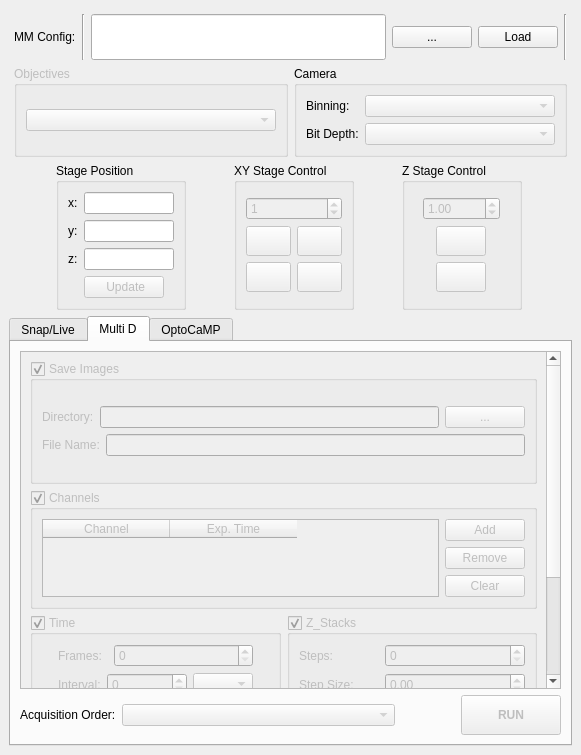
Above: micromanager_gui/micromanager_gui.ui from pymmcore-plus/napari-micromanager before the change. Below: the same form after it.
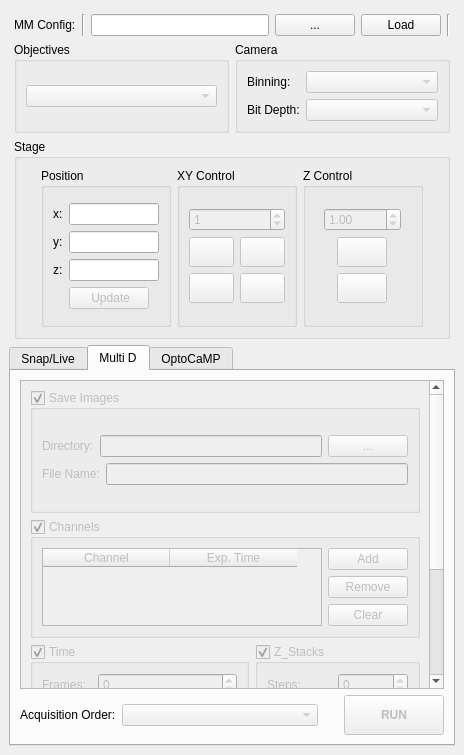
That is the form after the change. The open tabs and pages were chosen to show the change.

The edit to the form file:
```diff
--- a/micromanager_gui/micromanager_gui.ui
+++ b/micromanager_gui/micromanager_gui.ui
@@ -6,10 +6,16 @@
    <rect>
     <x>0</x>
     <y>0</y>
-    <width>581</width>
+    <width>464</width>
     <height>755</height>
    </rect>
   </property>
+  <property name="minimumSize">
+   <size>
+    <width>0</width>
+    <height>0</height>
+   </size>
+  </property>
   <property name="windowTitle">
    <string>MainWindow</string>
   </property>
@@ -111,7 +117,7 @@
             <item row="0" column="0">
              <widget class="QGroupBox" name="objective_groupBox">
               <property name="enabled">
-               <bool>false</bool>
+               <bool>true</bool>
               </property>
               <property name="title">
                <string>Objectives</string>
@@ -206,6 +212,18 @@
          </layout>
         </item>
         <item row="1" column="0">
+         <widget class="QGroupBox" name="groupBox_3">
+          <property name="minimumSize">
+           <size>
+            <width>0</width>
+            <height>200</height>
+           </size>
+          </property>
+          <property name="title">
+           <string>Stage</string>
+          </property>
+          <layout class="QGridLayout" name="gridLayout_41">
+           <item row="0" column="0">
          <layout class="QGridLayout" name="gridLayout_21">
           <property name="leftMargin">
            <number>0</number>
@@ -224,6 +242,12 @@
               <verstretch>0</verstretch>
              </sizepolicy>
             </property>
+               <property name="minimumSize">
+                <size>
+                 <width>0</width>
+                 <height>150</height>
+                </size>
+               </property>
             <property name="maximumSize">
              <size>
               <width>130</width>
@@ -231,7 +255,7 @@
              </size>
             </property>
             <property name="title">
-             <string>Stage Position</string>
+                <string>Position</string>
             </property>
             <layout class="QGridLayout" name="gridLayout_10">
              <item row="0" column="0">
@@ -328,6 +352,12 @@
               <verstretch>0</verstretch>
              </sizepolicy>
             </property>
+               <property name="minimumSize">
+                <size>
+                 <width>0</width>
+                 <height>150</height>
+                </size>
+               </property>
             <property name="maximumSize">
              <size>
               <width>120</width>
@@ -335,7 +365,7 @@
              </size>
             </property>
             <property name="title">
-             <string>XY Stage Control</string>
+                <string>XY Control</string>
             </property>
             <layout class="QGridLayout" name="gridLayout_7">
              <item row="0" column="0">
@@ -431,6 +461,12 @@
             <property name="enabled">
              <bool>true</bool>
             </property>
+               <property name="minimumSize">
+                <size>
+                 <width>0</width>
+                 <height>150</height>
+                </size>
+               </property>
             <property name="maximumSize">
              <size>
               <width>120</width>
@@ -438,7 +474,7 @@
              </size>
             </property>
             <property name="title">
-             <string>Z Stage Control</string>
+                <string>Z Control</string>
             </property>
             <layout class="QGridLayout" name="gridLayout_6">
              <item row="0" column="0">
@@ -503,12 +539,21 @@
          </layout>
         </item>
        </layout>
+         </widget>
+        </item>
+       </layout>
       </item>
       <item row="1" column="0">
        <widget class="QTabWidget" name="tabWidget">
         <property name="enabled">
          <bool>true</bool>
         </property>
+        <property name="minimumSize">
+         <size>
+          <width>0</width>
+          <height>0</height>
+         </size>
+        </property>
         <property name="currentIndex">
          <number>0</number>
         </property>
@@ -682,14 +727,11 @@
          <attribute name="title">
           <string>Multi D</string>
          </attribute>
+         <layout class="QGridLayout" name="gridLayout_57">
+          <item row="0" column="0">
          <layout class="QGridLayout" name="gridLayout_37">
           <item row="0" column="0">
-           <layout class="QGridLayout" name="gridLayout_16">
-            <item row="0" column="0">
              <widget class="QScrollArea" name="scrollArea">
-              <property name="enabled">
-               <bool>true</bool>
-              </property>
               <property name="widgetResizable">
                <bool>true</bool>
               </property>
@@ -698,7 +740,7 @@
                 <rect>
                  <x>0</x>
                  <y>0</y>
-                 <width>505</width>
+                 <width>454</width>
                  <height>594</height>
                 </rect>
                </property>
@@ -740,9 +782,9 @@
                         </layout>
                        </item>
                        <item row="0" column="0">
-                        <layout class="QHBoxLayout" name="horizontalLayout">
+                        <layout class="QHBoxLayout" name="horizontalLayout_6">
                          <item>
-                          <widget class="QLabel" name="label_3">
+                          <widget class="QLabel" name="label_14">
                            <property name="text">
                             <string>Directory:</string>
                            </property>
@@ -782,9 +824,37 @@
                     </property>
                     <layout class="QGridLayout" name="gridLayout_12">
                      <item row="0" column="0">
-                      <layout class="QGridLayout" name="gridLayout_22">
+                      <layout class="QGridLayout" name="gridLayout_47">
+                       <item row="0" column="1">
+                        <layout class="QVBoxLayout" name="verticalLayout_4">
+                         <item>
+                          <widget class="QPushButton" name="add_ch_Button">
+                           <property name="text">
+                            <string>Add</string>
+                           </property>
+                          </widget>
+                         </item>
+                         <item>
+                          <widget class="QPushButton" name="remove_ch_Button">
+                           <property name="text">
+                            <string>Remove</string>
+                           </property>
+                          </widget>
+                         </item>
+                         <item>
+                          <widget class="QPushButton" name="clear_ch_Button">
+                           <property name="text">
+                            <string>Clear</string>
+                           </property>
+                          </widget>
+                         </item>
+                        </layout>
+                       </item>
                        <item row="0" column="0">
                         <widget class="QTableWidget" name="channel_tableWidget">
+                         <property name="cornerButtonEnabled">
+                          <bool>false</bool>
+                         </property>
                          <property name="columnCount">
                           <number>2</number>
                          </property>
@@ -806,31 +876,6 @@
                          </column>
                         </widget>
                        </item>
-                       <item row="0" column="1">
-                        <layout class="QVBoxLayout" name="verticalLayout_3">
-                         <item>
-                          <widget class="QPushButton" name="add_ch_Button">
-                           <property name="text">
-                            <string>Add</string>
-                           </property>
-                          </widget>
-                         </item>
-                         <item>
-                          <widget class="QPushButton" name="remove_ch_Button">
-                           <property name="text">
-                            <string>Remove</string>
-                           </property>
-                          </widget>
-                         </item>
-                         <item>
-                          <widget class="QPushButton" name="clear_ch_Button">
-                           <property name="text">
-                            <string>Clear</string>
-                           </property>
-                          </widget>
-                         </item>
-                        </layout>
-                       </item>
                       </layout>
                      </item>
                     </layout>
@@ -853,9 +898,9 @@
                        <item row="0" column="0">
                         <layout class="QGridLayout" name="gridLayout_30">
                          <item row="0" column="0">
-                          <layout class="QHBoxLayout" name="horizontalLayout_3">
+                          <layout class="QHBoxLayout" name="horizontalLayout">
                            <item>
-                            <widget class="QLabel" name="label_10">
+                            <widget class="QLabel" name="label_15">
                              <property name="sizePolicy">
                               <sizepolicy hsizetype="Preferred" vsizetype="Preferred">
                                <horstretch>0</horstretch>
@@ -1141,7 +1186,7 @@
                 </property>
                 <property name="sizeHint" stdset="0">
                  <size>
-                  <width>60</width>
+                  <width>20</width>
                   <height>20</height>
                  </size>
                 </property>
```
Left out of the diff: 46 changed lines with no effect on the pictures. Lines whose indentation alone changed are shown as unchanged.
